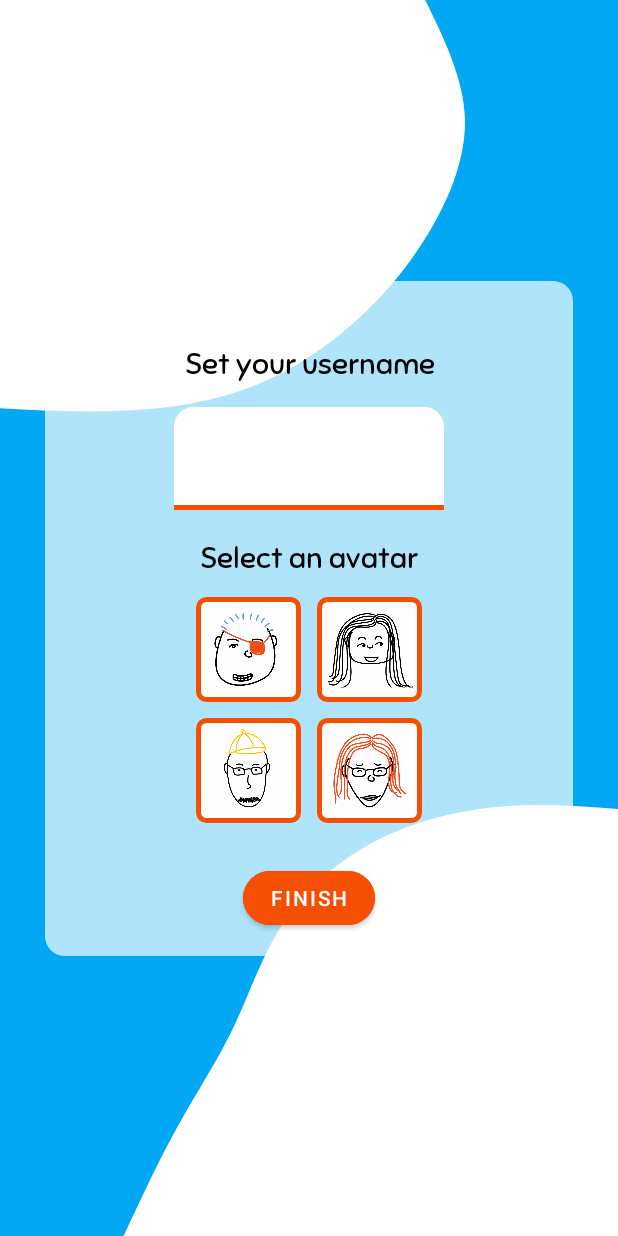
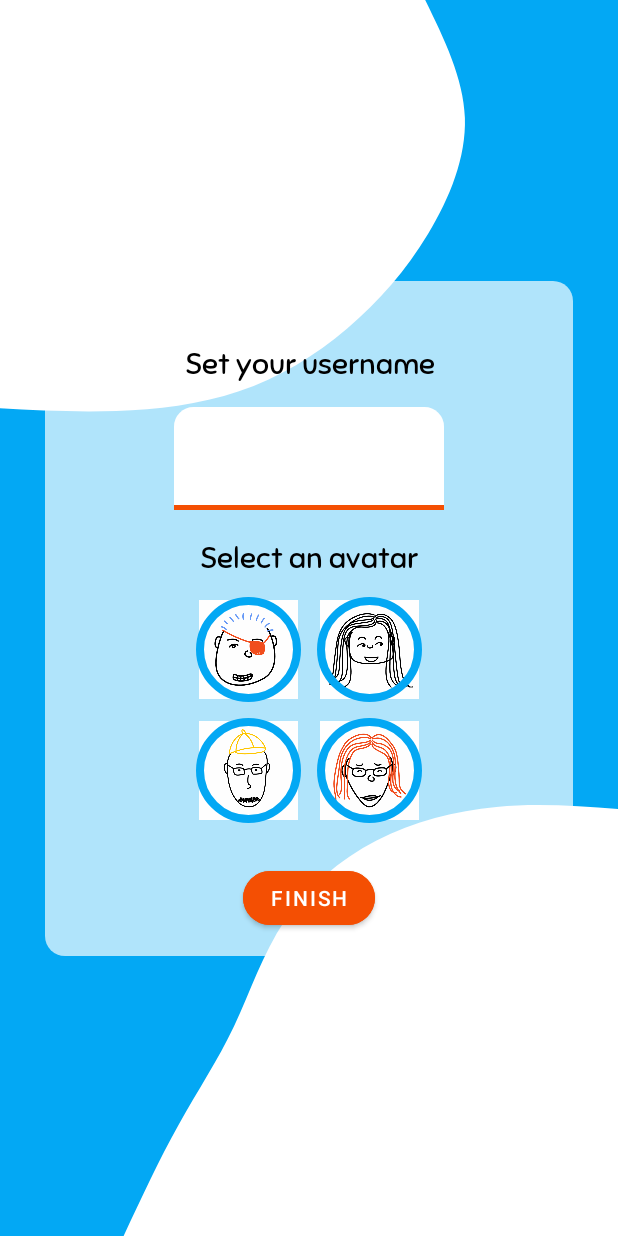
Before and after one commit to LoukasPap/Greek-History-Quizz-App, an Android app: the CreateProfileActivity screen opened directly, with no data from a screen before it, on a phone screen of 412 x 824 dp. Run offline under Robolectric (Android 15) with nearby library versions, the phone set to English and light mode, and no system bars; our stand-ins replace Firebase (no records; nobody signed in at launch, a user with empty details on screens opened directly).

```diff
--- a/app/src/main/res/drawable/oval_stroke.xml
+++ b/app/src/main/res/drawable/oval_stroke.xml
@@ -1,11 +1,9 @@
 <?xml version="1.0" encoding="utf-8"?>
 <shape xmlns:android="http://schemas.android.com/apk/res/android"
-    android:shape="rectangle">
+    android:shape="oval">
 
-    <solid android:color="@android:color/transparent"/>
-    <stroke android:width="3dp"
-        android:color="@color/complementary"
-        />
-    <corners android:radius="5dp"/>
-<!--    <size android:width="67dp" android:height="67dp"/>-->
+    <stroke android:color="@color/primary"
+        android:width="5dp"/>
+    <size android:width="80dp" android:height="80dp"/>
+
 </shape>
```
Also changed, not shown: app/src/main/res/drawable/casual_match_cardview_gradient_background.xml (added, +12 -0 lines), app/src/main/res/drawable-xhdpi/card_icon_vote.png (added), app/src/main/res/drawable-xxhdpi/card_icon_vote.png (added), app/src/main/res/font/rubik_bold.ttf (added), app/src/main/res/font/rubik_medium.ttf (added).
